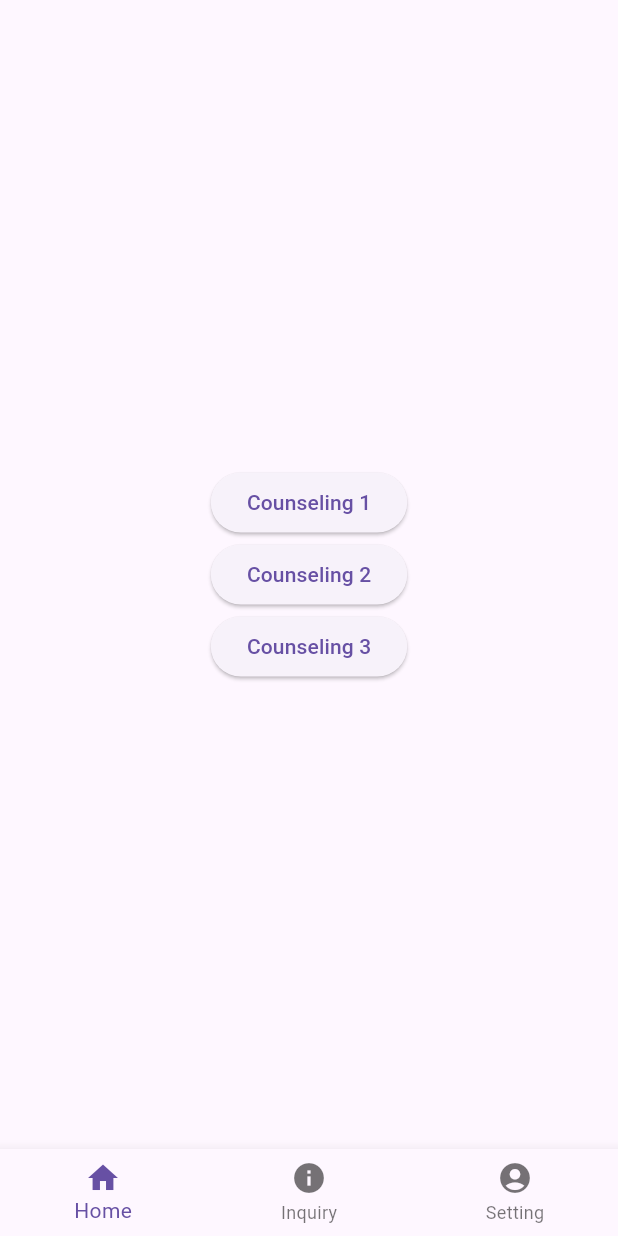
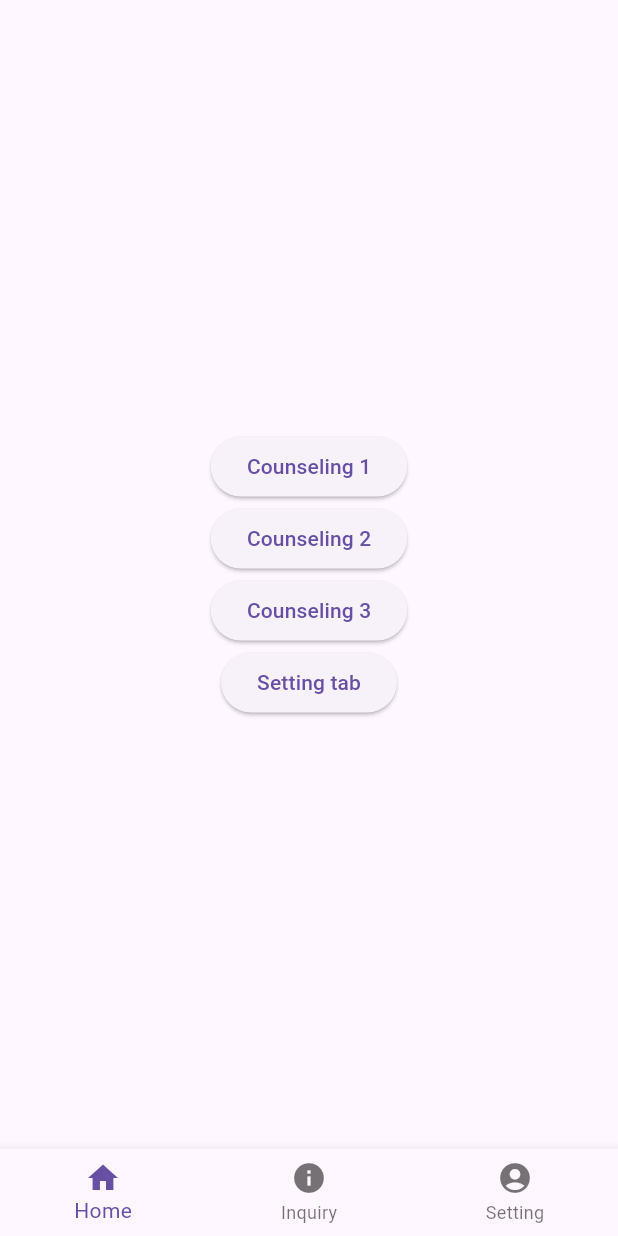
Before and after one commit to ueki-tomohiro/go_router_builder_sample, a Flutter app: the screen it shows after launch, on a phone screen of 412 x 824 dp. Run offline on Flutter 3.47's test engine with Material 3 defaults, Android fonts, the phone set to English and light mode, and no system bars; our stand-ins replace flutter_hooks, go_router; generated files the repository leaves out were written again.

Commit message:
add setting

```diff
--- a/packages/app/lib/feature/home/home_page.dart
+++ b/packages/app/lib/feature/home/home_page.dart
@@ -27,6 +27,11 @@ class HomePage extends StatelessWidget {
                   pathParameters: {'counselingId': '3'}),
               child: Text('Counseling 3'),
             ),
+            ElevatedButton(
+              onPressed: () => context.pushNamed(AppRouteKeys.setting,
+                  queryParameters: {'tab': 'counseling'}),
+              child: Text('Setting tab'),
+            ),
           ],
         ),
       ),
```
